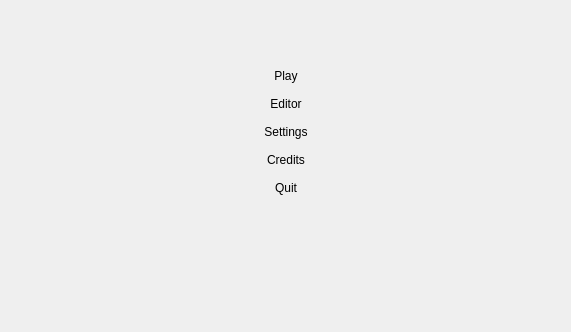
The window that src/MainScreen.ui (RemotelyChaotic/JOIPEngine) describes before a commit, drawn with Qt 5; both pictures show x 0 to 571 and y 149 to 481 of the 571 by 481 pixel window.
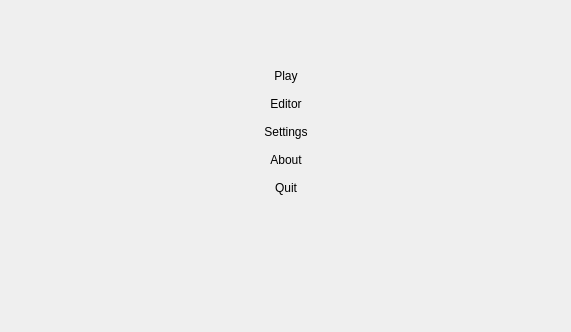
The same window after the commit. Custom widgets are drawn as their Qt base class.

Patch:
```diff
--- a/src/MainScreen.ui
+++ b/src/MainScreen.ui
@@ -66,7 +66,7 @@
       <item>
        <widget class="CMenuButton" name="pCreditsButton">
         <property name="text">
-         <string>Credits</string>
+         <string>About</string>
         </property>
         <property name="flat">
          <bool>true</bool>
```
